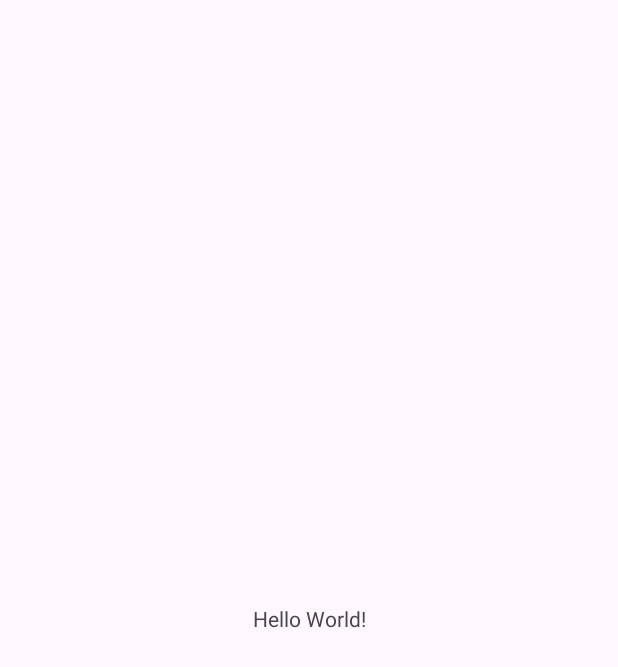
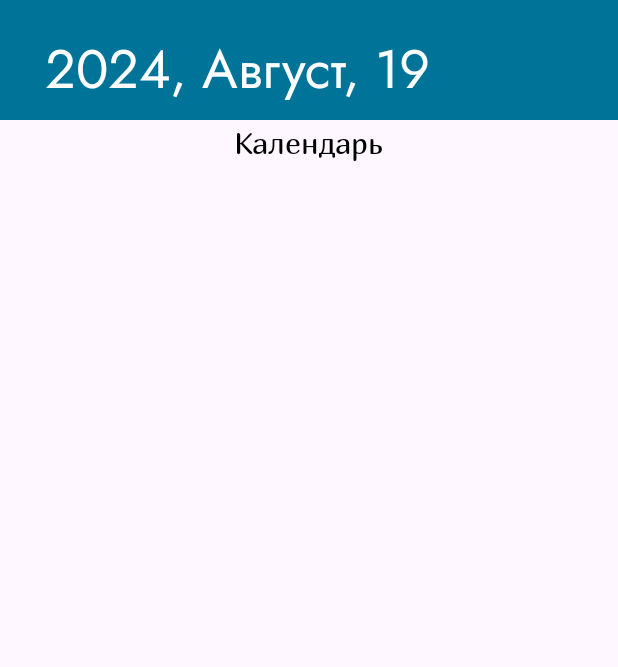
Before and after one commit to NastenkaG/calendar, an Android app: the screen it shows after launch (MainActivity), on a phone screen of 412 x 824 dp. Before the commit the part shown is almost empty. Shown: the top 667 px of the screen. Run offline under Robolectric (Android 15) with nearby library versions, the phone set to English and light mode, and no system bars.

Commit message:
навигация

```diff
--- a/app/src/main/AndroidManifest.xml
+++ b/app/src/main/AndroidManifest.xml
@@ -13,7 +13,7 @@
         android:theme="@style/Theme.Calendar"
         tools:targetApi="31">
         <activity
-            android:name=".MainActivity"
+            android:name=".ui.main.MainActivity"
             android:exported="true">
             <intent-filter>
                 <action android:name="android.intent.action.MAIN" />
--- /dev/null
+++ b/app/src/main/java/com/example/calendar/ui/list/ToDoListFragment.kt
@@ -0,0 +1,18 @@
+package com.example.calendar.ui.list
+
+import android.os.Bundle
+import android.view.LayoutInflater
+import android.view.View
+import android.view.ViewGroup
+import androidx.fragment.app.Fragment
+import com.example.calendar.R
+
+class ToDoListFragment: Fragment() {
+    override fun onCreateView(
+        inflater: LayoutInflater, container: ViewGroup?,
+        savedInstanceState: Bundle?
+    ): View? {
+
+        return inflater.inflate(R.layout.fragment_todo_list, container, false)
+    }
+}
--- /dev/null
+++ b/app/src/main/java/com/example/calendar/ui/main/SplashFragment.kt
@@ -0,0 +1,24 @@
+package com.example.calendar.ui.main
+
+import android.os.Bundle
+import android.os.Handler
+import android.os.Looper
+import android.view.LayoutInflater
+import android.view.View
+import android.view.ViewGroup
+import androidx.fragment.app.Fragment
+import androidx.navigation.fragment.findNavController
+import com.example.calendar.R
+
+class SplashFragment : Fragment() {
+    override fun onCreateView(
+        inflater: LayoutInflater, container: ViewGroup?,
+        savedInstanceState: Bundle?
+    ): View? {
+        Handler(Looper.getMainLooper()).postDelayed({
+                findNavController().navigate(R.id.toDoListFragment)
+        }, 2500)
+
+        return inflater.inflate(R.layout.fragment_splash, container, false)
+    }
+}
--- a/app/src/main/res/layout/activity_main.xml
+++ b/app/src/main/res/layout/activity_main.xml
@@ -1,19 +1,33 @@
 <?xml version="1.0" encoding="utf-8"?>
 <androidx.constraintlayout.widget.ConstraintLayout xmlns:android="http://schemas.android.com/apk/res/android"
+    xmlns:tools="http://schemas.android.com/tools"
     xmlns:app="http://schemas.android.com/apk/res-auto"
-    xmlns:tools="http://schemas.android.com/tools"
     android:id="@+id/main"
     android:layout_width="match_parent"
     android:layout_height="match_parent"
-    tools:context=".MainActivity">
+    tools:context=".ui.main.MainActivity">
 
-    <TextView
-        android:layout_width="wrap_content"
-        android:layout_height="wrap_content"
-        android:text="Hello World!"
+    <fragment
+        android:id="@+id/fragment"
+        android:name="androidx.navigation.fragment.NavHostFragment"
+        android:layout_width="match_parent"
+        android:layout_height="0dp"
+        app:defaultNavHost="true"
         app:layout_constraintBottom_toBottomOf="parent"
         app:layout_constraintEnd_toEndOf="parent"
         app:layout_constraintStart_toStartOf="parent"
-        app:layout_constraintTop_toTopOf="parent" />
+        app:layout_constraintTop_toTopOf="parent"
+        app:navGraph="@navigation/nav_graph" />
 
+    <!--<androidx.fragment.app.FragmentContainerView
+        android:id="@+id/mainFragmentContainerView"
+        android:name="androidx.navigation.fragment.NavHostFragment"
+        android:layout_width="match_parent"
+        android:layout_height="0dp"
+        app:defaultNavHost="true"
+        app:layout_constraintEnd_toEndOf="parent"
+        app:layout_constraintStart_toStartOf="parent"
+        app:layout_constraintTop_toTopOf="parent"
+        app:navGraph="@navigation/nav_graph" />
+-->
 </androidx.constraintlayout.widget.ConstraintLayout>
--- /dev/null
+++ b/app/src/main/res/layout/fragment_todo_list.xml
@@ -0,0 +1,71 @@
+<?xml version="1.0" encoding="utf-8"?>
+<androidx.constraintlayout.widget.ConstraintLayout
+    xmlns:android="http://schemas.android.com/apk/res/android"
+    xmlns:app="http://schemas.android.com/apk/res-auto"
+    android:layout_width="match_parent"
+    android:layout_height="match_parent"
+    xmlns:tools="http://schemas.android.com/tools"
+    tools:context=".ui.list.ToDoListFragment">
+
+    <Toolbar
+        android:id="@+id/toolbar"
+        android:layout_width="match_parent"
+        android:layout_height="80dp"
+        android:background="@color/main"
+        app:layout_constraintEnd_toEndOf="parent"
+        app:layout_constraintStart_toStartOf="parent"
+        app:layout_constraintTop_toTopOf="parent">
+
+        <TextView
+            android:id="@+id/headerYear"
+            style="@style/headlines"
+            android:layout_marginStart="30dp"
+            android:layout_marginTop="20dp"
+            android:layout_width="wrap_content"
+            android:layout_height="wrap_content"
+            android:text="@string/year"
+            app:layout_constraintStart_toStartOf="parent"
+            app:layout_constraintTop_toTopOf="parent" />
+
+        <TextView
+            android:id="@+id/headerMonth"
+            style="@style/headlines"
+            android:layout_marginStart="10dp"
+            android:layout_marginTop="20dp"
+            android:layout_width="wrap_content"
+            android:layout_height="wrap_content"
+            android:text="@string/month"
+            app:layout_constraintStart_toStartOf="parent"
+            app:layout_constraintTop_toTopOf="parent" />
+
+        <TextView
+            android:id="@+id/headerNumberMonth"
+            style="@style/headlines"
+            android:layout_marginStart="10dp"
+            android:layout_marginTop="20dp"
+            android:layout_width="wrap_content"
+            android:layout_height="wrap_content"
+            android:text="@string/number_month"
+            app:layout_constraintStart_toStartOf="parent"
+            app:layout_constraintTop_toTopOf="parent" />
+
+    </Toolbar>
+
+    <TextView
+        android:id="@+id/zaglCalend"
+        style="@style/text_main"
+        android:layout_width="wrap_content"
+        android:layout_height="wrap_content"
+        android:text="Календарь"
+        app:layout_constraintEnd_toEndOf="parent"
+        app:layout_constraintStart_toStartOf="parent"
+        app:layout_constraintTop_toBottomOf="@+id/toolbar" />
+
+    <androidx.viewpager2.widget.ViewPager2
+        android:id="@+id/todoListFragmentPager"
+        android:layout_width="match_parent"
+        android:layout_height="0dp"
+        app:layout_constraintBottom_toBottomOf="parent"
+        app:layout_constraintTop_toBottomOf="@+id/zaglCalend" />
+
+</androidx.constraintlayout.widget.ConstraintLayout>
--- /dev/null
+++ b/app/src/main/res/navigation/nav_graph.xml
@@ -0,0 +1,31 @@
+<?xml version="1.0" encoding="utf-8"?>
+<navigation xmlns:android="http://schemas.android.com/apk/res/android"
+    xmlns:app="http://schemas.android.com/apk/res-auto"
+    xmlns:tools="http://schemas.android.com/tools"
+    android:id="@+id/nav_graph"
+    app:startDestination="@id/splashFragment">
+
+    <fragment
+        android:id="@+id/splashFragment"
+        android:name="com.example.calendar.ui.main.SplashFragment"
+        android:label="fragment_splash"
+        tools:layout="@layout/fragment_splash" >
+        <action
+            android:id="@+id/action_splashFragment_to_toDoListFragment"
+            app:destination="@id/toDoListFragment" />
+    </fragment>
+    <fragment
+        android:id="@+id/descriptionToDoFragment"
+        android:name="com.example.calendar.ui.description.DescriptionToDoFragment"
+        android:label="fragment_description_todo"
+        tools:layout="@layout/fragment_description_todo" />
+    <fragment
+        android:id="@+id/toDoListFragment"
+        android:name="com.example.calendar.ui.list.ToDoListFragment"
+        android:label="fragment_todo_list"
+        tools:layout="@layout/fragment_todo_list" >
+        <action
+            android:id="@+id/action_toDoListFragment_to_descriptionToDoFragment"
+            app:destination="@id/descriptionToDoFragment" />
+    </fragment>
+</navigation>
--- a/app/src/main/res/values/colors.xml
+++ b/app/src/main/res/values/colors.xml
@@ -2,4 +2,6 @@
 <resources>
     <color name="black">#FF000000</color>
     <color name="white">#FFFFFFFF</color>
+    <color name="red">#FF0000</color>
+    <color name="main">#007498</color>
 </resources>
--- /dev/null
+++ b/app/src/main/res/values/styles.xml
@@ -0,0 +1,29 @@
+<?xml version="1.0" encoding="utf-8"?>
+<resources>
+    <style name="headlines">
+        <item name="color">@color/black</item>
+        <item name="android:fontFamily">@font/jost</item>
+        <item name="android:textColor">@color/white</item>
+        <item name="android:textSize">36sp</item>
+    </style>
+
+    <style name="text_main_greeting">
+        <item name="android:fontFamily">@font/marmelad_regular</item>
+        <item name="android:textColor">@color/white</item>
+        <item name="android:textSize">24sp</item>
+        <item name="android:textAlignment">center</item>
+    </style>
+
+    <style name="text_main">
+        <item name="android:fontFamily">@font/marmelad_regular</item>
+        <item name="android:textColor">@color/black</item>
+        <item name="android:textSize">20sp</item>
+    </style>
+
+    <style name="text_main_no_todo">
+        <item name="android:fontFamily">@font/marmelad_regular</item>
+        <item name="android:textColor">@color/main</item>
+        <item name="android:textSize">20sp</item>
+    </style>
+
+</resources>
--- a/app/src/main/res/values/themes.xml
+++ b/app/src/main/res/values/themes.xml
@@ -3,7 +3,22 @@
     <style name="Base.Theme.Calendar" parent="Theme.Material3.DayNight.NoActionBar">
         <!-- Customize your light theme here. -->
         <!-- <item name="colorPrimary">@color/my_light_primary</item> -->
+        <!-- Primary brand color. -->
+        <item name="colorPrimary">@color/main</item>
+        <item name="colorPrimaryVariant">@color/main</item>
+        <item name="colorOnPrimary">@color/main</item>
+        <item name="colorPrimaryDark">@color/main</item>
+
+        <!-- Secondary brand color. -->
+        <item name="colorSecondary">@color/main</item>
+        <item name="colorSecondaryVariant">@color/main</item>
+        <item name="colorOnSecondary">@color/black</item>
+        <!-- Status bar color. -->
+        <item name="android:statusBarColor">@color/main</item>
+        <item name="android:navigationBarColor">@color/main</item>
+        <!-- Customize your theme here. -->
     </style>
 
     <style name="Theme.Calendar" parent="Base.Theme.Calendar" />
+
 </resources>
--- a/gradle/libs.versions.toml
+++ b/gradle/libs.versions.toml
@@ -9,6 +9,8 @@ appcompat = "1.7.0"
 material = "1.12.0"
 activity = "1.9.1"
 constraintlayout = "2.1.4"
+navigationFragmentKtx = "2.8.4"
+navigationUiKtx = "2.8.4"
 
 [libraries]
 androidx-core-ktx = { group = "androidx.core", name = "core-ktx", version.ref = "coreKtx" }
@@ -19,6 +21,8 @@ androidx-appcompat = { group = "androidx.appcompat", name = "appcompat", version
 material = { group = "com.google.android.material", name = "material", version.ref = "material" }
 androidx-activity = { group = "androidx.activity", name = "activity", version.ref = "activity" }
 androidx-constraintlayout = { group = "androidx.constraintlayout", name = "constraintlayout", version.ref = "constraintlayout" }
+androidx-navigation-fragment-ktx = { group = "androidx.navigation", name = "navigation-fragment-ktx", version.ref = "navigationFragmentKtx" }
+androidx-navigation-ui-ktx = { group = "androidx.navigation", name = "navigation-ui-ktx", version.ref = "navigationUiKtx" }
 
 [plugins]
 android-application = { id = "com.android.application", version.ref = "agp" }
```
Also changed, not shown: app/build.gradle.kts (+11 -0 lines), app/src/main/java/com/example/calendar/ui/description/DescriptionToDoFragment.kt (added, +18 -0 lines), app/src/main/java/com/example/calendar/ui/main/MainActivity.kt (renamed from app/src/main/java/com/example/calendar/MainActivity.kt, +6 -1 lines), app/src/main/res/drawable/ic_back_button.xml (added, +13 -0 lines), app/src/main/res/layout/fragment_description_todo.xml (added, +94 -0 lines), app/src/main/res/layout/fragment_splash.xml (added, +35 -0 lines), app/src/main/res/values/strings.xml (+13 -1 lines), app/src/main/res/font/jost.ttf (added), app/src/main/res/font/marmelad_regular.ttf (added).
